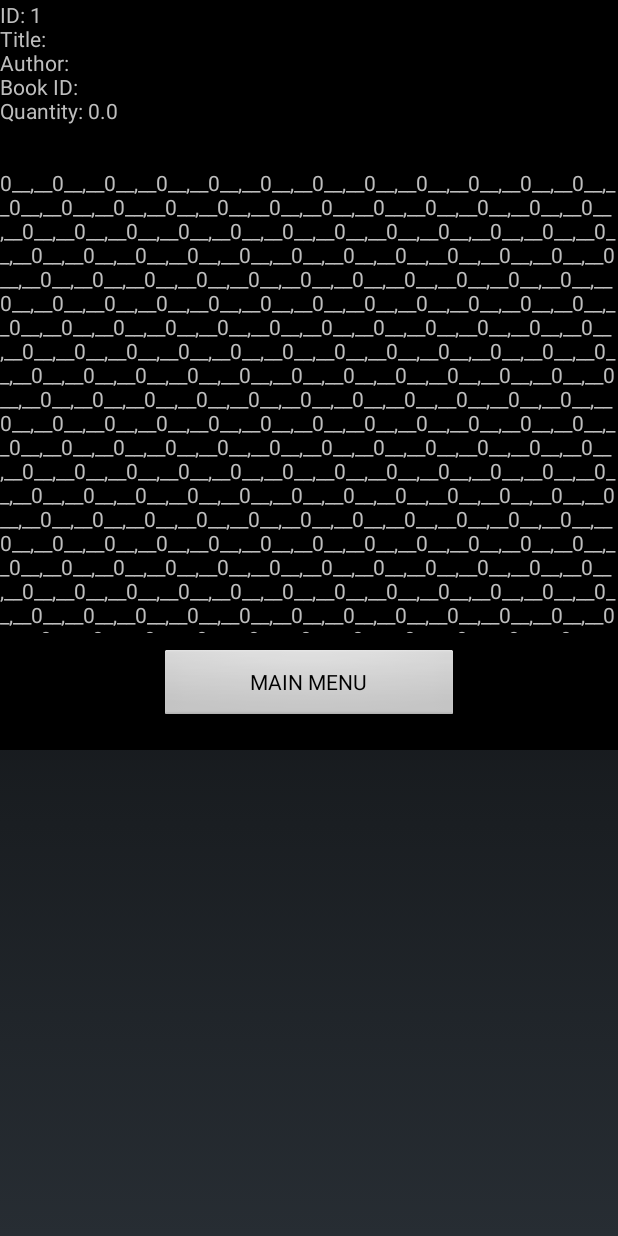
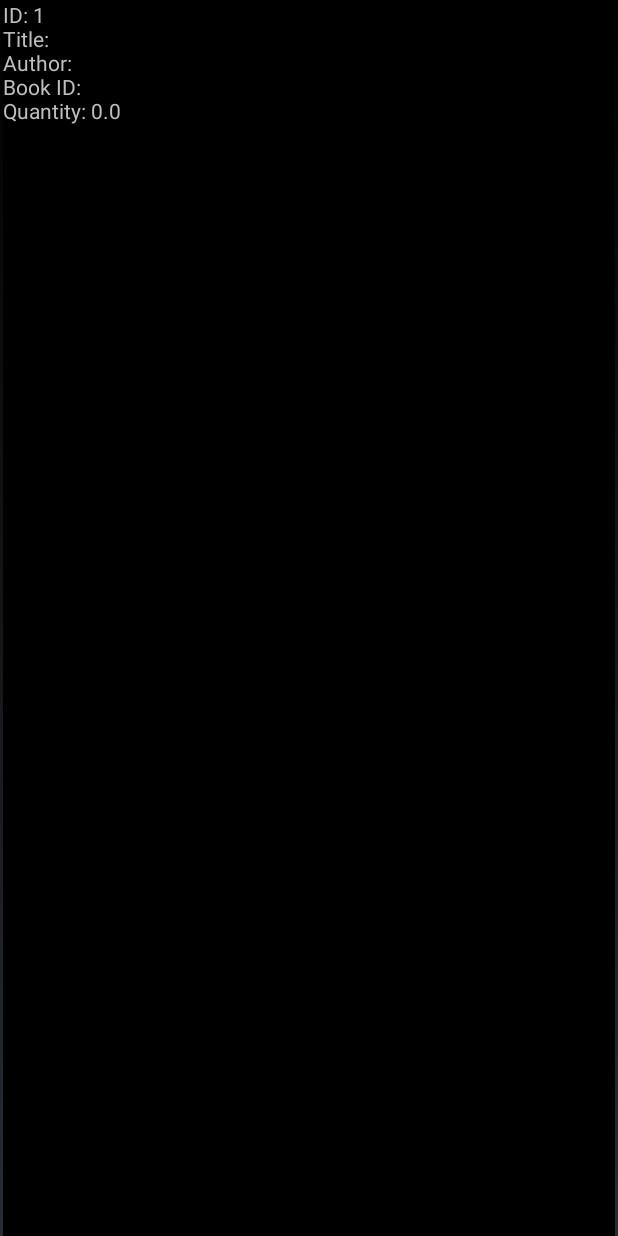
Before and after one commit to sharanyakamath/Library-Management-Android-App, an Android app: the Inventory screen opened directly, with no data from a screen before it, on a phone screen of 412 x 824 dp. Run offline under Robolectric (Android 15) with nearby library versions, the phone set to English and light mode, and no system bars.

Commit message:
removed 0s from inventory

```diff
--- a/lms123/app/src/main/java/edu1/csumb/mike/Library_System/MySQLiteHelper.java
+++ b/lms123/app/src/main/java/edu1/csumb/mike/Library_System/MySQLiteHelper.java
@@ -164,10 +164,10 @@ public class MySQLiteHelper extends SQLiteOpenHelper {
                 book.setAuthor(cursor.getString(2));
                 book.setIsbn(cursor.getString(3));
                 book.setPrice(Double.parseDouble(cursor.getString(4)));
-                System.out.println("cursor.getString(5)" + cursor.getString(5));
-                book.setFifteenArray(cursor.getString(5));
-                System.out.println("cursor.getString(6)" + cursor.getString(6));
-                book.setSixteenArray(cursor.getString(6));
+//                System.out.println("cursor.getString(5)" + cursor.getString(5));
+//                book.setFifteenArray(cursor.getString(5));
+//                System.out.println("cursor.getString(6)" + cursor.getString(6));
+//                book.setSixteenArray(cursor.getString(6));
                 // Add book to books
                 books.add(book);
             } while (cursor.moveToNext());
--- a/lms123/app/src/main/res/layout/inventory.xml
+++ b/lms123/app/src/main/res/layout/inventory.xml
@@ -1,14 +1,19 @@
 <?xml version="1.0" encoding="utf-8"?>
 <LinearLayout xmlns:android="http://schemas.android.com/apk/res/android"
-    android:orientation="vertical" android:layout_width="match_parent"
-    android:layout_height="500dp"
-    android:weightSum="1" android:background="@drawable/black">
+    android:orientation="vertical"
+    android:layout_width="match_parent"
+    android:layout_height="match_parent"
+    android:layout_marginLeft="2dp"
+    android:layout_marginRight="2dp"
+    android:weightSum="1"
+    android:background="@drawable/black">
 
     <Button
         android:id="@+id/main_button"
         android:layout_width="200dp"
         android:layout_height="50dp"
-        android:text="MAIN MENU"
+        android:text=""
+        android:background="@drawable/black"
         android:layout_marginTop="10dp"
         android:layout_gravity="center_horizontal" />
 
```
Also changed, not shown: 26 other files.
